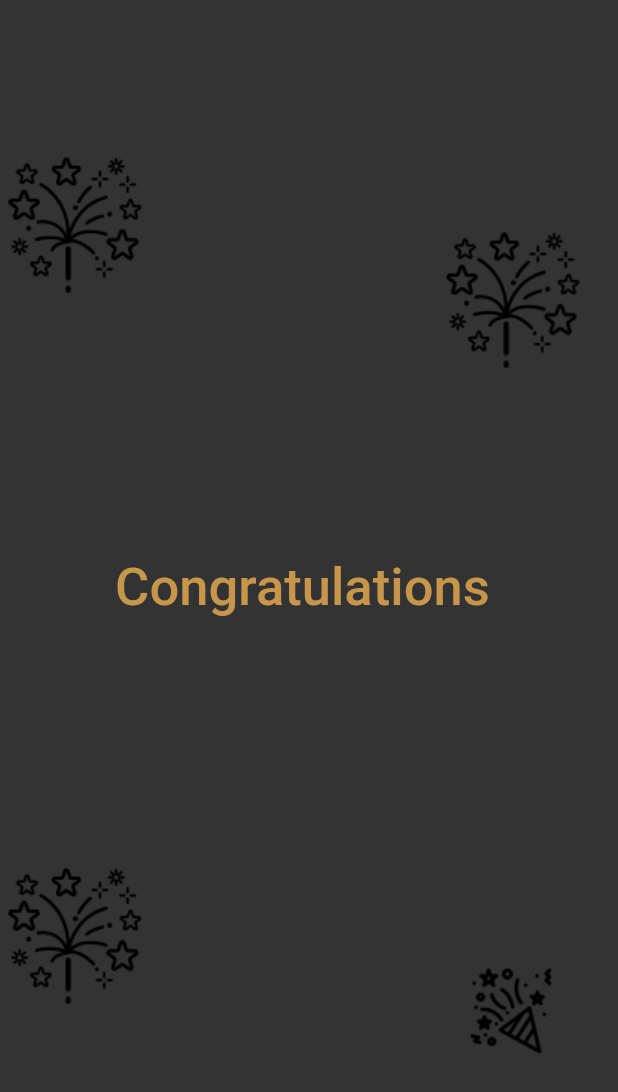
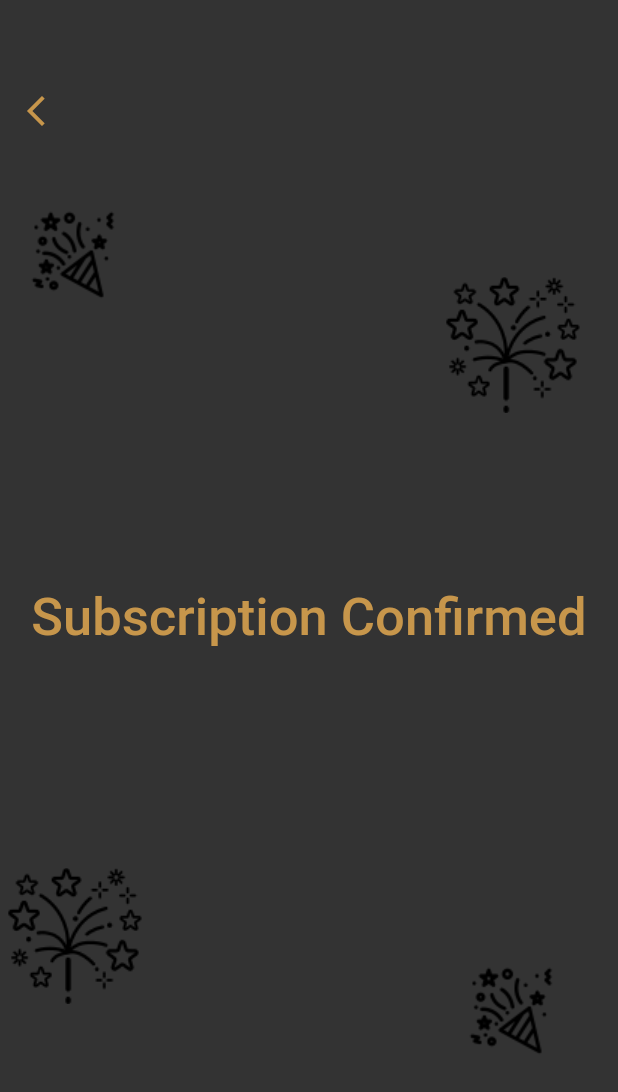
Before and after one commit to Murali-Learner/subscription_ui, a Flutter app: the SubscriptionScreen screen opened by its route, on a phone screen of 412 x 824 dp. Shown: the top 1092 px of the screen. Run offline on Flutter 3.47's test engine with Material 2 defaults, Android fonts, the phone set to English and light mode, and no system bars; our stand-ins replace carousel_slider, fluttertoast, get, google_fonts; Roboto replaces fonts that are missing (Eczar).

Commit message:
Updated Ui

```diff
--- a/lib/core/toast.dart
+++ b/lib/core/toast.dart
@@ -5,6 +5,7 @@ void disposeKeyboard() {
   FocusManager.instance.primaryFocus?.unfocus();
 }
 
-void showToast({String? message}) {
-  Fluttertoast.showToast(msg: message!);
+void showToast({required String message}) {
+  Fluttertoast.showToast(
+      msg: message, backgroundColor: const Color.fromRGBO(51, 51, 51, 1));
 }
--- a/lib/features/subscription_screen/features/subscription_page.dart
+++ b/lib/features/subscription_screen/features/subscription_page.dart
@@ -1,6 +1,11 @@
 import 'package:flutter/material.dart';
 import 'package:google_fonts/google_fonts.dart';
 import 'package:subscription_app/core/constans.dart';
+import 'package:subscription_app/features/subscription_screen/features/widgets/back_arrow.dart';
+import 'package:subscription_app/features/subscription_screen/features/widgets/celb_img4.dart';
+import 'package:subscription_app/features/subscription_screen/features/widgets/celeb_Img3.dart';
+import 'package:subscription_app/features/subscription_screen/features/widgets/celeb_img1.dart';
+import 'package:subscription_app/features/subscription_screen/features/widgets/celeb_img3.dart';
 
 class SubscriptionScreen extends StatelessWidget {
   static const String id = "SubscriptionScreen";
@@ -9,59 +14,35 @@ class SubscriptionScreen extends StatelessWidget {
   @override
   Widget build(BuildContext context) {
     return Scaffold(
+      extendBodyBehindAppBar: true,
       body: Container(
         height: Measurements.screenHeight,
         width: Measurements.screenWidth,
         color: const Color.fromRGBO(51, 51, 51, 1),
         child: Stack(
           children: [
-            Align(
-                alignment: Alignment.center,
-                child: Text(
-                  "Congratulations \n ",
-                  style: GoogleFonts.eczar(
-                    fontSize: 35,
-                    fontWeight: FontWeight.w500,
-                    color: Color.fromRGBO(199, 150, 75, 1),
-                  ),
-                )),
-            Positioned(
-                top: 100,
-                child: Image(
-                  image: AssetImage(
-                    "assets/images/celeb1.png",
-                  ),
-                  height: 100,
-                )),
-            Positioned(
-                top: 150,
-                right: 20,
-                child: Image(
-                  image: AssetImage(
-                    "assets/images/celeb1.png",
-                  ),
-                  height: 100,
-                )),
-            Positioned(
-                bottom: 100,
-                right: 20,
-                child: Image(
-                  image: AssetImage(
-                    "assets/images/celeb2.png",
-                  ),
-                  height: 100,
-                )),
-            Positioned(
-                bottom: 150,
-                child: Image(
-                  image: AssetImage(
-                    "assets/images/celeb1.png",
-                  ),
-                  height: 100,
-                )),
+            backArrow(),
+            congratulations(),
+            celebImg2(),
+            celebImg1(),
+            celebImg3(),
+            celebImg4(),
           ],
         ),
       ),
     );
   }
+
+  Align congratulations() {
+    return Align(
+        alignment: Alignment.center,
+        child: Text(
+          "Subscription Confirmed",
+          style: GoogleFonts.eczar(
+            fontSize: 35,
+            fontWeight: FontWeight.w500,
+            color: const Color.fromRGBO(199, 150, 75, 1),
+          ),
+        ));
+  }
 }
--- /dev/null
+++ b/lib/features/subscription_screen/features/widgets/back_arrow.dart
@@ -0,0 +1,20 @@
+import 'package:flutter/material.dart';
+import 'package:get/get.dart';
+
+Widget backArrow() {
+  return Positioned(
+    top: 50,
+    child: Align(
+      alignment: Alignment.topLeft,
+      child: IconButton(
+        onPressed: () {
+          Get.back();
+        },
+        icon: const Icon(
+          Icons.arrow_back_ios_new,
+          color: Color.fromRGBO(199, 150, 75, 1),
+        ),
+      ),
+    ),
+  );
+}
--- /dev/null
+++ b/lib/features/subscription_screen/features/widgets/celb_img4.dart
@@ -0,0 +1,13 @@
+import 'package:flutter/material.dart';
+import 'package:subscription_app/core/constans.dart';
+
+Positioned celebImg4() {
+  return Positioned(
+      bottom: 150,
+      child: Image(
+        image: AssetImage(
+          AppImages.mood.celeb1,
+        ),
+        height: 100,
+      ));
+}
--- /dev/null
+++ b/lib/features/subscription_screen/features/widgets/celeb_Img3.dart
@@ -0,0 +1,14 @@
+import 'package:flutter/material.dart';
+import 'package:subscription_app/core/constans.dart';
+
+Positioned celebImg3() {
+  return Positioned(
+      bottom: 100,
+      right: 20,
+      child: Image(
+        image: AssetImage(
+          AppImages.mood.celeb2,
+        ),
+        height: 100,
+      ));
+}
--- /dev/null
+++ b/lib/features/subscription_screen/features/widgets/celeb_img1.dart
@@ -0,0 +1,14 @@
+import 'package:flutter/material.dart';
+import 'package:subscription_app/core/constans.dart';
+
+Positioned celebImg1() {
+  return Positioned(
+      top: 180,
+      right: 20,
+      child: Image(
+        image: AssetImage(
+          AppImages.mood.celeb1,
+        ),
+        height: 100,
+      ));
+}
--- /dev/null
+++ b/lib/features/subscription_screen/features/widgets/celeb_img3.dart
@@ -0,0 +1,13 @@
+import 'package:flutter/material.dart';
+import 'package:subscription_app/core/constans.dart';
+
+Positioned celebImg2() {
+  return Positioned(
+      top: 120,
+      child: Image(
+        image: AssetImage(
+          AppImages.mood.celeb2,
+        ),
+        height: 100,
+      ));
+}
--- a/lib/main.dart
+++ b/lib/main.dart
@@ -3,7 +3,6 @@ import 'package:get/get.dart';
 import 'package:subscription_app/features/home_page/screens/home_page.dart';
 
 import 'package:subscription_app/features/login/screens/login_page.dart';
-import 'package:subscription_app/features/login/widgets/input_fields.dart';
 import 'package:subscription_app/features/subscription_screen/features/subscription_page.dart';
 
 void main() {
@@ -19,7 +18,7 @@ class MyApp extends StatelessWidget {
       routes: {
         Homepage.id: (context) => Homepage(),
         LoginPage.id: (context) => LoginPage(),
-        SubscriptionScreen.id: (context) => SubscriptionScreen(),
+        SubscriptionScreen.id: (context) => const SubscriptionScreen(),
       },
       debugShowCheckedModeBanner: false,
       title: 'Flutter Demo',
```
Also changed, not shown: lib/core/constans.dart (+7 -0 lines), lib/features/home_page/screens/home_page.dart (+7 -13 lines), lib/features/login/screens/login_page.dart (+45 -5 lines), lib/features/login/widgets/input_fields.dart (+8 -7 lines), lib/features/login/widgets/login_button.dart (deleted, +0 -30 lines).
